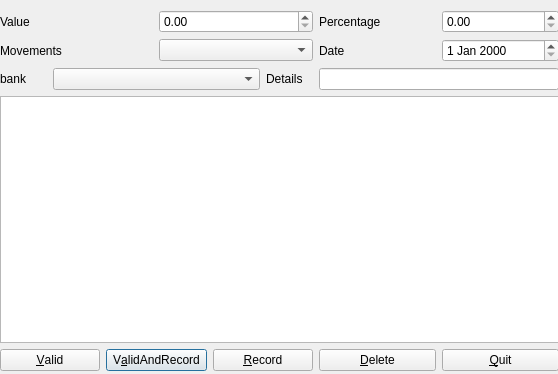
Above: plugins/accountmanagerplugin/movements/movementsviewer.ui from FreeHealth/freehealth before the change. Below: the same form after it.
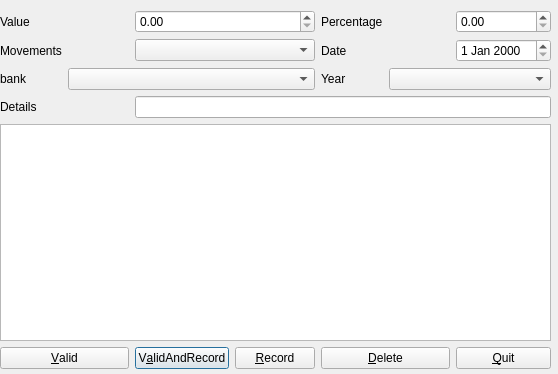
That is the form after the change.

Diff of the .ui file:
```diff
--- a/plugins/accountmanagerplugin/movements/movementsviewer.ui
+++ b/plugins/accountmanagerplugin/movements/movementsviewer.ui
@@ -18,12 +18,12 @@
     <rect>
      <x>0</x>
      <y>10</y>
-     <width>559</width>
-     <height>361</height>
+     <width>551</width>
+     <height>359</height>
     </rect>
    </property>
    <layout class="QGridLayout" name="gridLayout">
-    <item row="0" column="0" colspan="3">
+    <item row="0" column="0">
      <widget class="QLabel" name="valueLabel">
       <property name="text">
        <string>Value</string>
@@ -33,10 +33,10 @@
       </property>
      </widget>
     </item>
-    <item row="0" column="3" colspan="3">
+    <item row="0" column="2" colspan="2">
      <widget class="QDoubleSpinBox" name="valueDoubleSpinBox"/>
     </item>
-    <item row="0" column="6">
+    <item row="0" column="4">
      <widget class="QLabel" name="percentLabel">
       <property name="text">
        <string>Percentage</string>
@@ -49,10 +49,10 @@
       </property>
      </widget>
     </item>
-    <item row="0" column="7">
+    <item row="0" column="6">
      <widget class="QDoubleSpinBox" name="percentDoubleSpinBox"/>
     </item>
-    <item row="1" column="0" colspan="3">
+    <item row="1" column="0" colspan="2">
      <widget class="QLabel" name="movementsLabel">
       <property name="text">
        <string>Movements</string>
@@ -62,7 +62,7 @@
       </property>
      </widget>
     </item>
-    <item row="1" column="3" colspan="3">
+    <item row="1" column="2" colspan="2">
      <widget class="QComboBox" name="movementsComboBox">
       <property name="minimumSize">
        <size>
@@ -72,7 +72,7 @@
       </property>
      </widget>
     </item>
-    <item row="1" column="6">
+    <item row="1" column="4">
      <widget class="QLabel" name="dateLabel">
       <property name="text">
        <string>Date</string>
@@ -85,7 +85,7 @@
       </property>
      </widget>
     </item>
-    <item row="1" column="7">
+    <item row="1" column="6">
      <widget class="QDateEdit" name="dateEdit"/>
     </item>
     <item row="2" column="0">
@@ -98,7 +98,7 @@
       </property>
      </widget>
     </item>
-    <item row="2" column="1" colspan="4">
+    <item row="2" column="1" colspan="3">
      <widget class="QComboBox" name="bankComboBox">
       <property name="minimumSize">
        <size>
@@ -108,7 +108,20 @@
       </property>
      </widget>
     </item>
-    <item row="2" column="5">
+    <item row="2" column="4">
+     <widget class="QLabel" name="yearLabel">
+      <property name="text">
+       <string>Year</string>
+      </property>
+      <property name="wordWrap">
+       <bool>true</bool>
+      </property>
+     </widget>
+    </item>
+    <item row="2" column="5" colspan="2">
+     <widget class="QComboBox" name="yearComboBox"/>
+    </item>
+    <item row="3" column="0" colspan="2">
      <widget class="QLabel" name="detailsLabel">
       <property name="text">
        <string>Details</string>
@@ -121,7 +134,7 @@
       </property>
      </widget>
     </item>
-    <item row="2" column="6" colspan="2">
+    <item row="3" column="2" colspan="5">
      <widget class="QLineEdit" name="detailsEdit">
       <property name="minimumSize">
        <size>
@@ -131,17 +144,17 @@
       </property>
      </widget>
     </item>
-    <item row="3" column="0" colspan="8">
+    <item row="4" column="0" colspan="7">
      <widget class="QTableView" name="tableView"/>
     </item>
-    <item row="4" column="0" colspan="2">
+    <item row="5" column="0" colspan="2">
      <widget class="QPushButton" name="validButton">
       <property name="text">
        <string>&amp;Valid</string>
       </property>
      </widget>
     </item>
-    <item row="4" column="2" colspan="2">
+    <item row="5" column="2">
      <widget class="QPushButton" name="valAndRecButton">
       <property name="text">
        <string>V&amp;alidAndRecord</string>
@@ -151,21 +164,21 @@
       </property>
      </widget>
     </item>
-    <item row="4" column="4" colspan="2">
+    <item row="5" column="3">
      <widget class="QPushButton" name="recordButton">
       <property name="text">
        <string>&amp;Record</string>
       </property>
      </widget>
     </item>
-    <item row="4" column="6">
+    <item row="5" column="4" colspan="2">
      <widget class="QPushButton" name="deleteButton">
       <property name="text">
        <string>&amp;Delete</string>
       </property>
      </widget>
     </item>
-    <item row="4" column="7">
+    <item row="5" column="6">
      <widget class="QPushButton" name="quitButton">
       <property name="text">
        <string>&amp;Quit</string>
```
